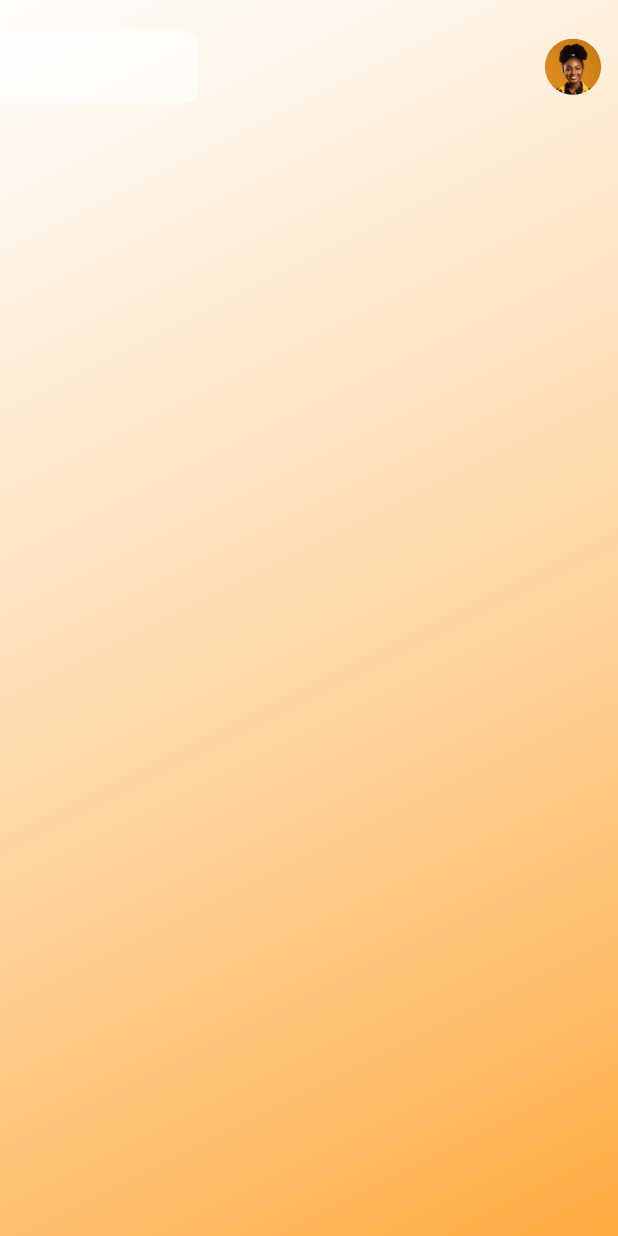
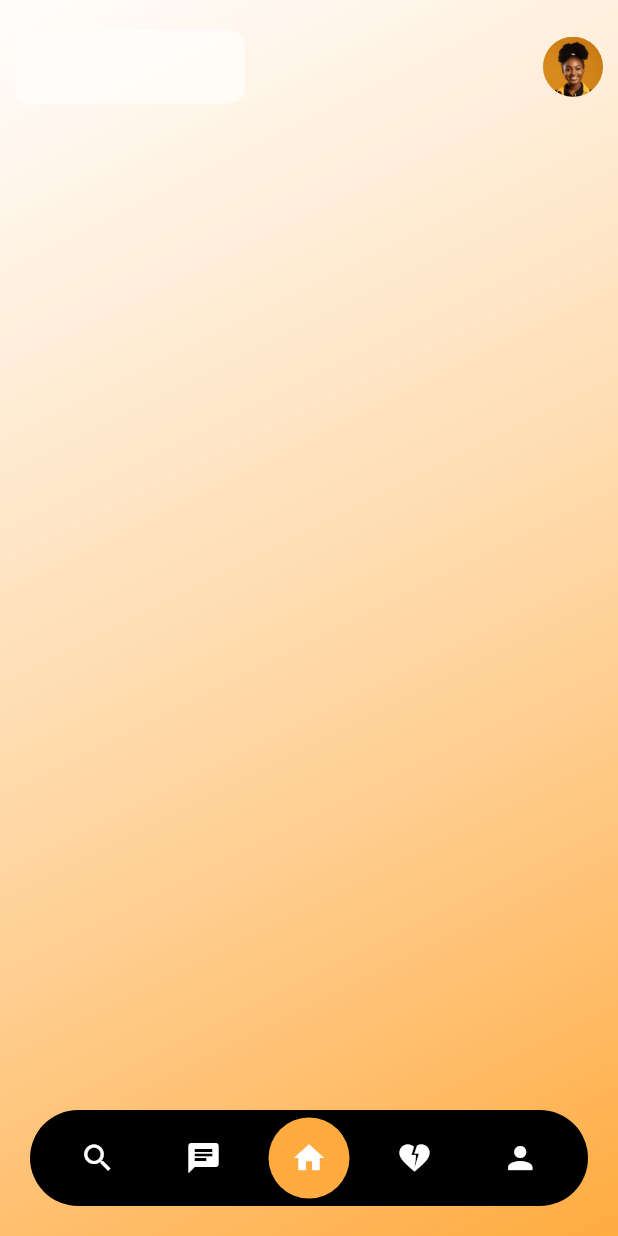
Before and after one commit to isaanyoha/real_estate_app_1, a Flutter app: the first screen one second after launch, on a phone screen of 412 x 824 dp. Run offline on Flutter 3.47's test engine with Material 3 defaults, Android fonts, the phone set to English and light mode, and no system bars.

Commit message:
Commit 5

```diff
--- a/lib/HomePage.dart
+++ b/lib/HomePage.dart
@@ -28,7 +28,7 @@
     super.initState();
 
     _controller1 = AnimationController(
-      duration: Duration(milliseconds: 1000),
+      duration: Duration(milliseconds: 500),
       vsync: this,
     );
 
@@ -48,7 +48,7 @@
     );
 
     _controller5 = AnimationController(
-      duration: Duration(milliseconds: 2000),
+      duration: Duration(milliseconds: 1000),
       vsync: this,
     );
 
@@ -108,19 +108,19 @@
     WidgetsBinding.instance.addPostFrameCallback((_) {
       _controller1.forward();
 
-      Future.delayed(Duration(milliseconds: 1200), () {
+      Future.delayed(Duration(milliseconds: 2000), () {
         _controller2.forward();
       });
 
-      Future.delayed(Duration(milliseconds: 1500), () {
+      Future.delayed(Duration(milliseconds: 2100), () {
         _controller3.forward();
       });
 
-      Future.delayed(Duration(milliseconds: 1800), () {
+      Future.delayed(Duration(milliseconds: 2600), () {
         _controller4.forward();
       });
 
-      Future.delayed(Duration(milliseconds: 3000), () {
+      Future.delayed(Duration(milliseconds: 3800), () {
         _controller5.forward();
       });
     });
--- a/lib/main.dart
+++ b/lib/main.dart
@@ -1,5 +1,6 @@
 import 'package:flutter/material.dart';
-import 'HomePage.dart';
+import 'HomePage.dart'; // Ensure you have a HomePage.dart file
+import 'SearchPage.dart'; // Ensure you have a SearchPage.dart file
 
 void main() {
   runApp(const MyApp());
@@ -16,10 +17,138 @@
       theme: ThemeData(
         colorScheme: ColorScheme.fromSeed(seedColor: Colors.orangeAccent),
         useMaterial3: true,
-        // Set the default font family
         fontFamily: 'CustomFontWithFallback',
       ),
-      home: HomePage(),
+      home: MainPage(), // Set MainPage as home
     );
   }
 }
+
+class MainPage extends StatefulWidget {
+  const MainPage({super.key});
+
+  @override
+  _MainPageState createState() => _MainPageState();
+}
+
+class _MainPageState extends State<MainPage> {
+  int _selectedIndex = 0; // To track the selected index
+
+  // List of pages to display
+  final List<Widget> _pages = [
+    HomePage(), // HomePage widget
+    SearchPage(), // SearchPage widget
+  ];
+
+  // Method to handle index change
+  void _onItemTapped(int index) {
+    setState(() {
+      _selectedIndex = index; // Update the selected index
+    });
+  }
+
+  @override
+  Widget build(BuildContext context) {
+    return Scaffold(
+      body: Stack(
+        children: [
+          _pages[_selectedIndex], // Display the selected page
+          Positioned(
+            bottom: 20, // Distance from bottom
+            left: 0,
+            right: 0,
+            child: Container(
+              margin: const EdgeInsets.symmetric(horizontal: 20),
+              padding: const EdgeInsets.only(top: 5, bottom: 5, left: 10, right: 10),
+              decoration: BoxDecoration(
+                color: Colors.black,
+                borderRadius: BorderRadius.circular(50),
+              ),
+              child: Row(
+                mainAxisAlignment: MainAxisAlignment.spaceAround,
+                children: <Widget>[
+                  GestureDetector(
+                    onTap: () => _onItemTapped(1), // Navigate to Search
+                    child: Expanded(child: Container(
+                      decoration: BoxDecoration(
+                        shape: BoxShape.circle,
+                        color: _selectedIndex == 1 ? Colors.orangeAccent : Colors.transparent,
+                      ),
+                      padding: const EdgeInsets.all(15.0), // Padding for the circle
+                      child: Icon(
+                        Icons.search,
+                        color: Colors.white,
+                      ),
+                    )),
+                  ),
+                  GestureDetector(
+                    onTap: () {
+
+                    },
+                    child: Expanded(child: Container(
+                      decoration: BoxDecoration(
+                        shape: BoxShape.circle,
+                        color: Colors.transparent,
+                      ),
+                      padding: const EdgeInsets.all(15.0), // Padding for the circle
+                      child: Icon(
+                        Icons.chat,
+                        color: Colors.white,
+                      ),
+                    )),
+                  ),
+                  GestureDetector(
+                    onTap: () => _onItemTapped(0), // Navigate to Home
+                    child: Expanded(child: Container(
+                      decoration: BoxDecoration(
+                        shape: BoxShape.circle,
+                        color: _selectedIndex == 0 ? Colors.orangeAccent : Colors.transparent,
+                      ),
+                      padding: const EdgeInsets.all(15.0), // Padding for the circle
+                      child: Icon(
+                        Icons.home,
+                        color: Colors.white,
+                      ),
+                    )),
+                  ),
+                  GestureDetector(
+                    onTap: () {
+
+                    },
+                    child: Expanded(child: Container(
+                      decoration: BoxDecoration(
+                        shape: BoxShape.circle,
+                        color: Colors.transparent,
+                      ),
+                      padding: const EdgeInsets.all(15.0), // Padding for the circle
+                      child: Icon(
+                        Icons.heart_broken,
+                        color: Colors.white,
+                      ),
+                    )),
+                  ),
+                  GestureDetector(
+                    onTap: () {
+
+                    }, // Navigate to Search
+                    child: Expanded(child: Container(
+                      decoration: BoxDecoration(
+                        shape: BoxShape.circle,
+                        color: Colors.transparent,
+                      ),
+                      padding: const EdgeInsets.all(15.0), // Padding for the circle
+                      child: Icon(
+                        Icons.person,
+                        color: Colors.white,
+                      ),
+                    )),
+                  ),
+                ],
+              ),
+            ),
+          ),
+        ],
+      ),
+    );
+  }
+}
```
Also changed, not shown: lib/SearchPage.dart (+419 -0 lines), lib/SliderWidget1.dart (+24 -26 lines).
